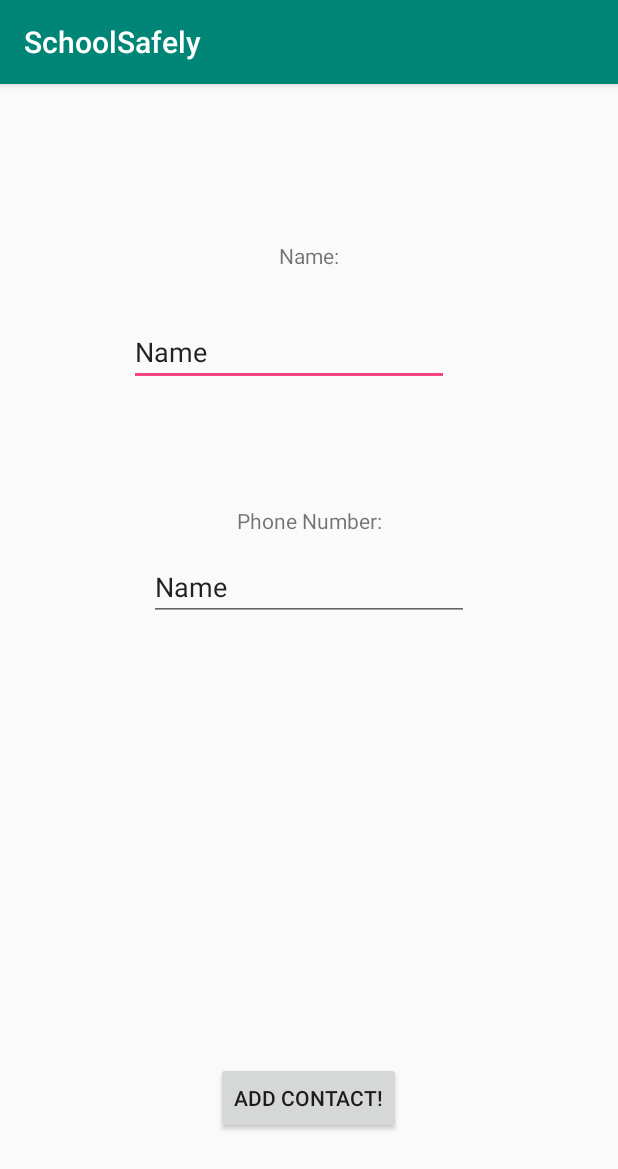
After one commit to 53compromise/schoolSafely, an Android app: the AddContact screen opened directly, with no data from a screen before it, on a phone screen of 412 x 824 dp. The commit adds this screen. Shown: the top 1169 px of the screen. Run offline under Robolectric (Android 15) with nearby library versions, the phone set to English and light mode, and no system bars; our stand-ins replace Firebase (no records; nobody signed in at launch, a user with empty details on screens opened directly).

Commit message:
finished contact

```diff
--- a/app/src/main/AndroidManifest.xml
+++ b/app/src/main/AndroidManifest.xml
@@ -12,7 +12,8 @@
         android:supportsRtl="true"
         android:theme="@style/AppTheme"
         android:usesCleartextTraffic="true">
-        <activity android:name=".SettingsActivity"></activity>
+        <activity android:name=".AddContact"></activity>
+        <activity android:name=".SettingsActivity" />
         <activity android:name=".ShareActivity" />
         <activity android:name=".ContactEditActivity" />
         <activity android:name=".ContactActivity" />
--- /dev/null
+++ b/app/src/main/java/com/troy/a53rdscompromise/schoolsafely/AddContact.java
@@ -0,0 +1,68 @@
+package com.troy.a53rdscompromise.schoolsafely;
+
+import androidx.appcompat.app.AppCompatActivity;
+
+import android.os.Bundle;
+import android.util.Log;
+import android.view.View;
+import android.widget.Button;
+import android.widget.EditText;
+import android.widget.TextView;
+
+import com.google.android.gms.tasks.OnFailureListener;
+import com.google.android.gms.tasks.OnSuccessListener;
+import com.google.firebase.firestore.DocumentReference;
+import com.google.firebase.firestore.WriteBatch;
+
+import java.util.HashMap;
+import java.util.Map;
+
+public class AddContact extends AppCompatActivity {
+
+    @Override
+    protected void onCreate(Bundle savedInstanceState) {
+        super.onCreate(savedInstanceState);
+        setContentView(R.layout.activity_add_contact);
+
+        Button add = (Button)findViewById(R.id.AddContact);
+
+        add.setOnClickListener(new View.OnClickListener() {
+
+            /**
+             * onClick is in a Listener that triggers when a button is pressed
+             * onClick overrides its superclass and items provided above to the firebase database.
+             * @param view
+             */
+            @Override
+            public void onClick(View view) {
+
+                // get data from userInput
+                EditText nameInput = (EditText)findViewById(R.id.editText);
+                String newName = nameInput.getText().toString();
+                EditText numberInput = (EditText)findViewById(R.id.editPhone);
+                String newNumber = numberInput.getText().toString();
+
+                // Create a new user with a name and phone number
+                Map<String, Object> user = new HashMap<>();
+                user.put("name", newName);
+                user.put("number", newNumber);
+
+                // Add a new document with a generated ID
+                MainActivity.db.collection("EmergencyContacts").document("NynrGXK9rxiLrAuj4vC0").collection("Names")
+                    .add(user)
+                    .addOnSuccessListener(new OnSuccessListener<DocumentReference>() {
+                        @Override
+                        public void onSuccess(DocumentReference documentReference) {
+                            Log.d("Activity", "DocumentSnapshot added with ID: " + documentReference.getId());
+                        }
+                    })
+                    .addOnFailureListener(new OnFailureListener() {
+                        @Override
+                        public void onFailure( Exception e) {
+                            Log.w("Activity", "Error adding document", e);
+                        }
+                    });
+            }
+        });
+    }
+}
--- /dev/null
+++ b/app/src/main/res/layout/activity_add_contact.xml
@@ -0,0 +1,64 @@
+<?xml version="1.0" encoding="utf-8"?>
+<androidx.constraintlayout.widget.ConstraintLayout xmlns:android="http://schemas.android.com/apk/res/android"
+    xmlns:app="http://schemas.android.com/apk/res-auto"
+    xmlns:tools="http://schemas.android.com/tools"
+    android:layout_width="match_parent"
+    android:layout_height="match_parent"
+    tools:context=".AddContact">
+
+    <Button
+        android:id="@+id/AddContact"
+        android:layout_width="wrap_content"
+        android:layout_height="wrap_content"
+        android:layout_marginBottom="68dp"
+        android:text="Add Contact!"
+        app:layout_constraintBottom_toBottomOf="parent"
+        app:layout_constraintEnd_toEndOf="parent"
+        app:layout_constraintHorizontal_bias="0.498"
+        app:layout_constraintStart_toStartOf="parent" />
+
+    <TextView
+        android:id="@+id/nameLabel1"
+        android:layout_width="wrap_content"
+        android:layout_height="wrap_content"
+        android:layout_marginBottom="32dp"
+        android:text="Name:"
+        app:layout_constraintBottom_toTopOf="@+id/editText"
+        app:layout_constraintEnd_toEndOf="parent"
+        app:layout_constraintStart_toStartOf="parent" />
+
+    <TextView
+        android:id="@+id/phoneLabel"
+        android:layout_width="wrap_content"
+        android:layout_height="wrap_content"
+        android:layout_marginTop="80dp"
+        android:text="Phone Number:"
+        app:layout_constraintEnd_toEndOf="parent"
+        app:layout_constraintStart_toStartOf="parent"
+        app:layout_constraintTop_toBottomOf="@+id/editText" />
+
+    <EditText
+        android:id="@+id/editText"
+        android:layout_width="wrap_content"
+        android:layout_height="wrap_content"
+        android:layout_marginTop="156dp"
+        android:ems="10"
+        android:inputType="textPersonName"
+        android:text="Name"
+        app:layout_constraintEnd_toEndOf="parent"
+        app:layout_constraintHorizontal_bias="0.434"
+        app:layout_constraintStart_toStartOf="parent"
+        app:layout_constraintTop_toTopOf="parent" />
+
+    <EditText
+        android:id="@+id/editPhone"
+        android:layout_width="wrap_content"
+        android:layout_height="wrap_content"
+        android:layout_marginTop="12dp"
+        android:ems="10"
+        android:inputType="textPersonName"
+        android:text="Name"
+        app:layout_constraintEnd_toEndOf="parent"
+        app:layout_constraintStart_toStartOf="parent"
+        app:layout_constraintTop_toBottomOf="@+id/phoneLabel" />
+</androidx.constraintlayout.widget.ConstraintLayout>
--- a/app/src/main/res/layout/activity_contact.xml
+++ b/app/src/main/res/layout/activity_contact.xml
@@ -21,7 +21,7 @@
         app:layout_constraintTop_toTopOf="parent" />
 
     <TextView
-        android:id="@+id/textView2"
+        android:id="@+id/phoneNumber1"
         android:layout_width="wrap_content"
         android:layout_height="wrap_content"
         android:layout_marginStart="32dp"
@@ -52,7 +52,7 @@
         app:layout_constraintHorizontal_bias="0.484"
         app:layout_constraintStart_toStartOf="parent"
 
-        app:layout_constraintTop_toBottomOf="@+id/textView2" />
+        app:layout_constraintTop_toBottomOf="@+id/phoneNumber1" />
 
     <Button
         android:id="@+id/editButton"
```
Also changed, not shown: app/src/main/java/com/troy/a53rdscompromise/schoolsafely/ContactActivity.java (+18 -0 lines), app/src/main/java/com/troy/a53rdscompromise/schoolsafely/ContactEditActivity.java (+25 -17 lines), app/src/main/java/com/troy/a53rdscompromise/schoolsafely/ECActivity.java (+50 -8 lines), 1 other file.
